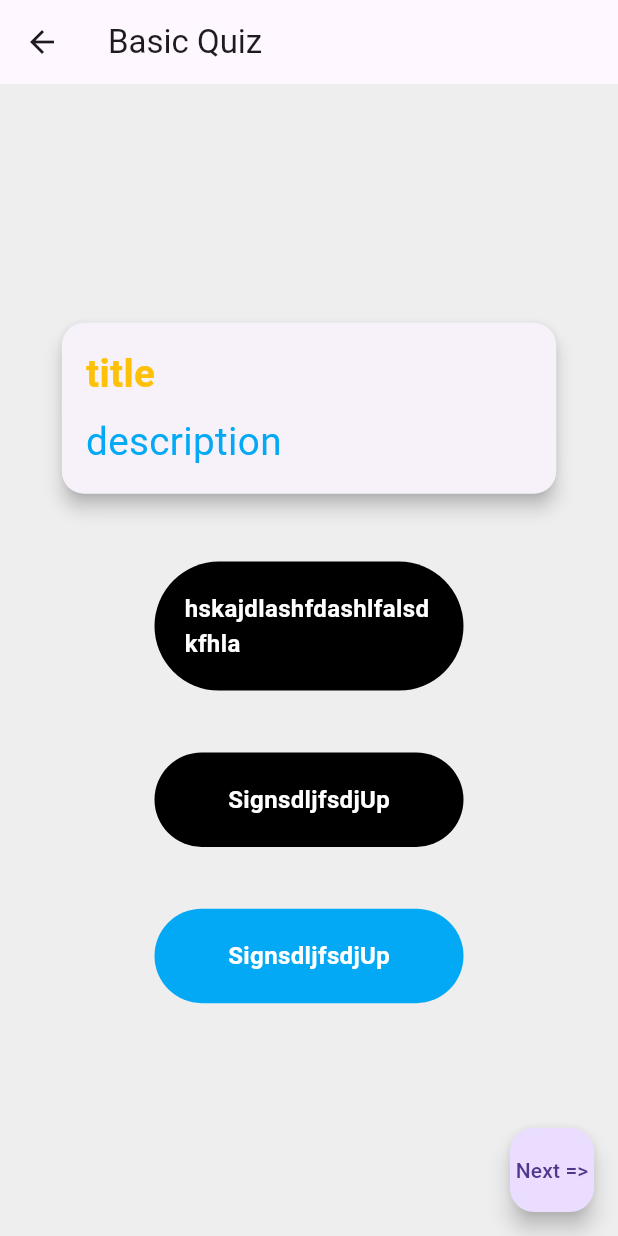
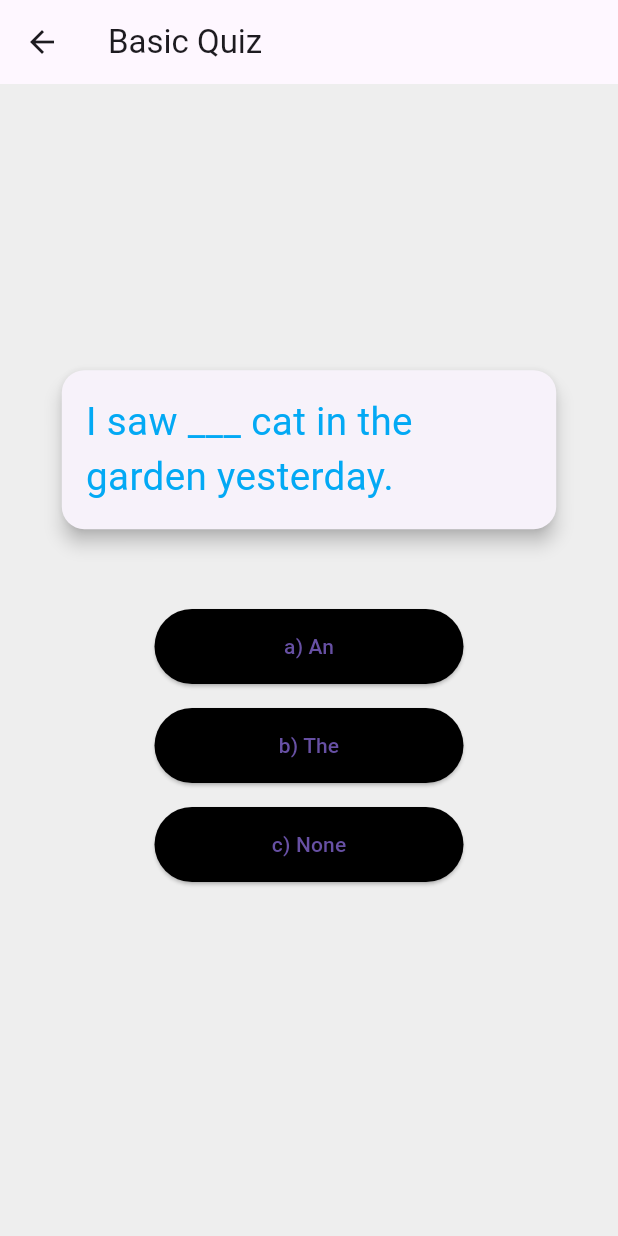
Before and after one commit to Hassan9865/English-Learning-App, a Flutter app: the BasicQuizView screen opened by its route, on a phone screen of 412 x 824 dp. Run offline on Flutter 3.47's test engine with Material 3 defaults, Android fonts, the phone set to English and light mode, and no system bars; our stand-ins replace persistent_bottom_nav_bar, stacked, stacked_services, stacked_shared.

Commit message:
make asic quiz

```diff
--- a/lib/list/home_list.dart
+++ b/lib/list/home_list.dart
@@ -1,39 +1,61 @@
-class ProfileList {
+class BasicQuiz {
   final String title;
-  final String subtitle;
-  final String image;
+  final String ques;
+  final String option1;
+  final String option2;
+  final String option3;
 
-  ProfileList({
+  BasicQuiz({
     required this.title,
-    required this.subtitle,
-    required this.image,
+    required this.ques,
+    required this.option1,
+    required this.option2,
+    required this.option3,
   });
+  String getOption(int index) {
+    if (index == 0) return option1;
+    if (index == 1) return option2;
+    return option3;
+  }
 }
 
-final List<ProfileList> profilelist = [
-  ProfileList(
-      title: "Dr Hassan ",
-      subtitle: "Heart Specialist",
-      image: 'assets/images/pic1.jpg'),
-  ProfileList(
-      title: "Dr Haseeb ",
-      subtitle: "Orthopedic",
-      image: 'assets/images/pic2.png'),
-  ProfileList(
-      title: "Dr Hashir ",
-      subtitle: "Bone Specialist",
-      image: 'assets/images/pic3.jpg'),
-  ProfileList(
-    title: "Dr Saad ",
-    subtitle: "Eye Specialist",
-    image: 'assets/images/pic4.jpg',
-  ),
-  ProfileList(
-      title: "Dr Bilal ",
-      subtitle: "Heart Specialist",
-      image: 'assets/images/pic2.png'),
-  ProfileList(
-      title: "Dr Bilal ",
-      subtitle: "Heart Specialist",
-      image: 'assets/images/pic2.png'),
+final List<BasicQuiz> basicQuiz = [
+  BasicQuiz(
+      title: "Basic Quiz",
+      ques: "I saw ___ cat in the garden yesterday.",
+      option1: 'a) An',
+      option2: 'b) The',
+      option3: 'c) None'),
+  BasicQuiz(
+      title: "Basic Quiz",
+      ques:
+          "Which article is used before singular countable nouns that begin with a vowel sound?",
+      option1: 'a) A',
+      option2: 'b) The',
+      option3: 'c) None'),
+  BasicQuiz(
+      title: "Basic Quiz",
+      ques: "Choose the correct article: I have ___ apple in my bag.",
+      option1: 'a) A',
+      option2: 'b) The',
+      option3: 'c) None'),
+  BasicQuiz(
+      title: "Basic Quiz",
+      ques:
+          "Fill in the blank: He is ___ doctor at ___ hospital down the street.",
+      option1: 'a) A',
+      option2: 'b) the / a ',
+      option3: 'c) a / the'),
+  BasicQuiz(
+      title: "Basic Quiz",
+      ques: "___ sun rises in the east.",
+      option1: 'a) A',
+      option2: 'b) The',
+      option3: 'c) None'),
+  BasicQuiz(
+      title: "Basic Quiz",
+      ques: "She gave me ___ book, but I lost ___ book.",
+      option1: ' a) a / the',
+      option2: 'b) the / a',
+      option3: 'c) a / a'),
 ];
--- a/lib/view/Quiz/basic_quiz/basic_quiz_view.dart
+++ b/lib/view/Quiz/basic_quiz/basic_quiz_view.dart
@@ -1,21 +1,20 @@
-import 'package:eng_learning_app/components/MyButton.dart';
-import 'package:eng_learning_app/view/Quiz/basic_quiz/basic_quiz_viewModel.dart';
 import 'package:flutter/material.dart';
 import 'package:stacked/stacked.dart';
+import 'package:eng_learning_app/view/Quiz/basic_quiz/basic_quiz_viewModel.dart';
+import 'package:eng_learning_app/list/home_list.dart'; // import your list
 
 class BasicQuizView extends StatelessWidget {
   const BasicQuizView({super.key});
-
   @override
   Widget build(BuildContext context) {
     return ViewModelBuilder.reactive(
         viewModelBuilder: () => BasicQuizViewmodel(),
         builder: (context, BasicQuizViewmodel viewModel, child) {
+          final quiz = basicQuiz[viewModel.currentQuestionIndex];
+
           return Scaffold(
             backgroundColor: Colors.grey[200],
-            appBar: AppBar(
-              title: Text("Basic Quiz"),
-            ),
+            appBar: AppBar(title: Text(quiz.title)),
             body: Center(
               child: Column(
                 mainAxisAlignment: MainAxisAlignment.center,
@@ -27,27 +26,17 @@ class BasicQuizView extends StatelessWidget {
                     elevation: 5,
                     child: Container(
                       width: MediaQuery.of(context).size.width * 0.8,
-                      // height: MediaQuery.of(context).size.height / 8,
                       decoration: BoxDecoration(
                         borderRadius: BorderRadius.circular(15),
                       ),
                       child: Padding(
-                        padding: EdgeInsets.all(16.0),
+                        padding: const EdgeInsets.all(16.0),
                         child: Column(
                           mainAxisAlignment: MainAxisAlignment.center,
                           crossAxisAlignment: CrossAxisAlignment.start,
                           children: [
                             Text(
-                              "title",
-                              style: TextStyle(
-                                  color: Colors.amber,
-                                  fontSize:
-                                      MediaQuery.of(context).size.width / 16,
-                                  fontWeight: FontWeight.bold),
-                            ),
-                            SizedBox(height: 8),
-                            Text(
-                              "description",
+                              quiz.ques,
                               style: TextStyle(
                                 color: Colors.lightBlue,
                                 fontSize:
@@ -59,38 +48,77 @@ class BasicQuizView extends StatelessWidget {
                       ),
                     ),
                   ),
-                  SizedBox(
-                    height: MediaQuery.of(context).size.height / 20,
-                  ),
-                  Mybutton(
-                      width: MediaQuery.of(context).size.width / 2,
-                      color: Colors.black,
-                      text: "hskajdlashfdashlfalsdkfhla",
-                      ontap: () {}),
-                  SizedBox(
-                    height: MediaQuery.of(context).size.height / 20,
-                  ),
-                  Mybutton(
-                      width: MediaQuery.of(context).size.width / 2,
-                      color: Colors.black,
-                      text: "SignsdljfsdjUp",
-                      ontap: () {}),
-                  SizedBox(
-                    height: MediaQuery.of(context).size.height / 20,
-                  ),
-                  Mybutton(
-                      width: MediaQuery.of(context).size.width / 2,
-                      color: Colors.lightBlue,
-                      text: "SignsdljfsdjUp",
-                      ontap: () {}),
+                  SizedBox(height: MediaQuery.of(context).size.height / 20),
+
+                  // Option Buttons
+                  for (int i = 0; i < 3; i++)
+                    OptionButton(
+                      index: i,
+                      text: quiz.getOption(i),
+                      selected: viewModel.selectedOptionIndex == i,
+                      correct: viewModel.isCorrect(i),
+                      answered: viewModel.answered,
+                      onTap: () => viewModel.selectOption(i),
+                    ),
+
+                  SizedBox(height: MediaQuery.of(context).size.height / 20),
+
+                  // Next Button
+                  if (viewModel.answered)
+                    ElevatedButton(
+                      onPressed: viewModel.hasNextQuestion
+                          ? viewModel.nextQuestion
+                          : null, // Disable if no more questions
+                      child: Text("Next"),
+                    ),
                 ],
               ),
-            ),
-            floatingActionButton: FloatingActionButton(
-              onPressed: () {},
-              child: Text("Next =>"),
             ),
           );
         });
   }
 }
+
+// Option Button Widget
+class OptionButton extends StatelessWidget {
+  final int index;
+  final String text;
+  final bool selected;
+  final bool correct;
+  final bool answered;
+  final VoidCallback onTap;
+
+  OptionButton({
+    required this.index,
+    required this.text,
+    required this.selected,
+    required this.correct,
+    required this.answered,
+    required this.onTap,
+  });
+
+  @override
+  Widget build(BuildContext context) {
+    Color getColor() {
+      if (!answered) return Colors.black;
+      if (selected && correct) return Colors.blue;
+      if (selected && !correct) return Colors.red;
+      if (correct) return Colors.blue;
+      return Colors.black;
+    }
+
+    return Padding(
+      padding: const EdgeInsets.symmetric(vertical: 8.0),
+      child: ElevatedButton(
+        style: ElevatedButton.styleFrom(
+          // primary: getColor(),
+          backgroundColor: getColor(),
+
+          minimumSize: Size(MediaQuery.of(context).size.width / 2, 50),
+        ),
+        onPressed: answered ? null : onTap, // Disable if already answered
+        child: Text(text),
+      ),
+    );
+  }
+}
--- a/lib/view/Quiz/basic_quiz/basic_quiz_viewModel.dart
+++ b/lib/view/Quiz/basic_quiz/basic_quiz_viewModel.dart
@@ -1,3 +1,34 @@
 import 'package:stacked/stacked.dart';
+import 'package:eng_learning_app/list/home_list.dart'; // import your list
 
-class BasicQuizViewmodel extends BaseViewModel {}
+class BasicQuizViewmodel extends BaseViewModel {
+  int _currentQuestionIndex = 0;
+  int? _selectedOptionIndex;
+  bool _answered = false;
+
+  int get currentQuestionIndex => _currentQuestionIndex;
+  int? get selectedOptionIndex => _selectedOptionIndex;
+  bool get answered => _answered;
+
+  void selectOption(int index) {
+    if (!_answered) {
+      _selectedOptionIndex = index;
+      _answered = true;
+      notifyListeners();
+    }
+  }
+
+  bool isCorrect(int index) {
+    return index ==
+        1; // Assuming option 1 is always the correct answer, modify as needed
+  }
+
+  void nextQuestion() {
+    _currentQuestionIndex++;
+    _answered = false;
+    _selectedOptionIndex = null;
+    notifyListeners();
+  }
+
+  bool get hasNextQuestion => _currentQuestionIndex < basicQuiz.length - 1;
+}
```
